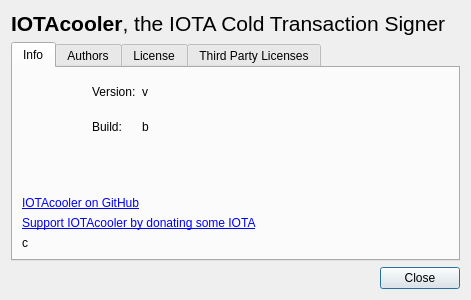
The window that widgets/aboutdialog.ui (joshirio/iota-cooler) describes before a commit, drawn with Qt 5.
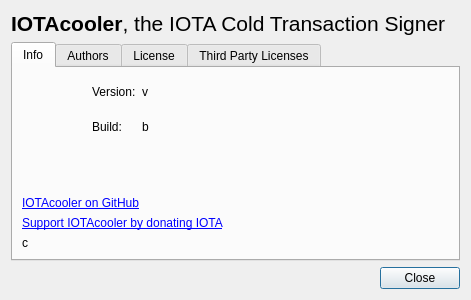
The same window after the commit. Icons and pictures are not drawn.

Commit message: wallet config UI

The edit to the form file:
```diff
--- a/widgets/aboutdialog.ui
+++ b/widgets/aboutdialog.ui
@@ -137,7 +137,7 @@
        <item>
         <widget class="QLabel" name="label_8">
          <property name="text">
-          <string>&lt;a href=&quot;https://thetangle.org/address/WQEEXMP9FMHOVTTAHFDRRXMWBDRXUKPQJUQFSVBFJNSDRHKCPZLBHVQYCEPTFNRAQQDM9SPLADPIEGDIXASNJUSMUW&quot;&gt;Support IOTAcooler by donating some IOTA&lt;/a&gt;</string>
+          <string>&lt;a href=&quot;https://thetangle.org/address/WQEEXMP9FMHOVTTAHFDRRXMWBDRXUKPQJUQFSVBFJNSDRHKCPZLBHVQYCEPTFNRAQQDM9SPLADPIEGDIXASNJUSMUW&quot;&gt;Support IOTAcooler by donating IOTA&lt;/a&gt;</string>
          </property>
          <property name="wordWrap">
           <bool>true</bool>
```
The commit also changes 3 other files.
